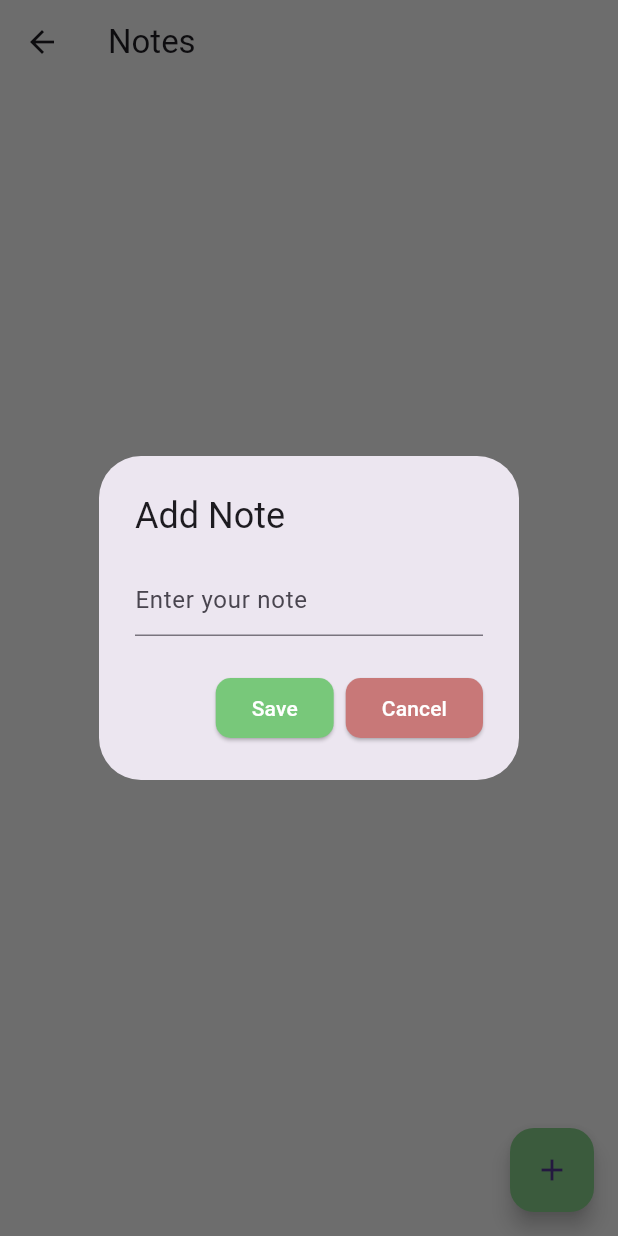
After one commit to anel777/Taskly, a Flutter app: the Notes screen opened directly, after a tap on the "add" icon, on a phone screen of 412 x 824 dp. The commit adds this screen. Run offline on Flutter 3.47's test engine with Material 3 defaults, Android fonts, the phone set to English and light mode, and no system bars; drawn by our look-alikes of carousel_slider; our stand-ins replace hive, hive_flutter; accounts and stored records are empty.

Commit message:
Design Remains

```diff
--- /dev/null
+++ b/lib/notes.dart
@@ -0,0 +1,136 @@
+import 'package:carousel_slider/carousel_slider.dart';
+import 'package:flutter/material.dart';
+import 'package:learn/main.dart';
+import 'package:learn/task.dart';
+import 'package:provider/provider.dart';
+
+class Notes extends StatelessWidget {
+  @override
+  Widget build(BuildContext context) {
+    double _screeenSize = MediaQuery.of(context).size.aspectRatio;
+    return Scaffold(
+      backgroundColor: Colors.grey[200],
+      appBar: AppBar(
+        backgroundColor: Colors.transparent,
+        title: Text('Notes'),
+      ),
+      body: Consumer<TaskProvider>(
+        builder: (context, provider, _) {
+          List<String> notesList = provider.getNotesList();
+          return Center(
+            child: CarouselSlider(
+              options: CarouselOptions(
+                enlargeCenterPage: true,
+                height: _screeenSize * 1000,
+              ),
+              items: notesList.asMap().entries.map((entry) {
+                int index = entry.key;
+                String note = entry.value;
+                return Builder(
+                  builder: (BuildContext context) {
+                    return Stack(
+                      children: [
+                        Container(
+                          width: MediaQuery.of(context).size.width,
+                          margin: EdgeInsets.symmetric(horizontal: 5.0),
+                          decoration: BoxDecoration(
+                            color: Colors.white,
+                            borderRadius:
+                                BorderRadius.circular(_screeenSize * 100),
+                          ),
+                          child: Center(
+                            child: Text(
+                              note,
+                              style: TextStyle(fontSize: 16.0),
+                            ),
+                          ),
+                        ),
+                        Positioned(
+                          top: 20,
+                          left: 25,
+                          child: GestureDetector(
+                            onTap: () {
+                              provider.deleteNote(index);
+                            },
+                            child: SizedBox(
+                              child: Icon(
+                                Icons.close,
+                                color: Colors.red[400],
+                              ),
+                            ),
+                          ),
+                        ),
+                      ],
+                    );
+                  },
+                );
+              }).toList(),
+            ),
+          );
+        },
+      ),
+      floatingActionButton: FloatingActionButton(
+        onPressed: () {
+          showDialog(
+            context: context,
+            builder: (BuildContext context) {
+              final TextEditingController _noteController =
+                  TextEditingController();
+              return AlertDialog(
+                title: Text('Add Note'),
+                content: TextField(
+                  controller: _noteController,
+                  decoration: InputDecoration(hintText: 'Enter your note'),
+                ),
+                actions: [
+                  ElevatedButton(
+                    style: ButtonStyle(
+                      shape: MaterialStateProperty.all<RoundedRectangleBorder>(
+                        RoundedRectangleBorder(
+                          borderRadius: BorderRadius.circular(_screeenSize *
+                              20), // Adjust the border radius here
+                        ),
+                      ),
+                      backgroundColor: MaterialStateProperty.all<Color>(
+                          const Color.fromARGB(255, 120, 200, 122)),
+                      foregroundColor:
+                          MaterialStateProperty.all<Color>(Colors.white),
+                    ),
+                    onPressed: () {
+                      Provider.of<TaskProvider>(context, listen: false)
+                          .putNote(_noteController.text);
+                      _noteController.clear();
+                      Navigator.of(context).pop();
+                    },
+                    child: Text('Save'),
+                  ),
+                  ElevatedButton(
+                    style: ButtonStyle(
+                      shape: MaterialStateProperty.all<RoundedRectangleBorder>(
+                        RoundedRectangleBorder(
+                          borderRadius: BorderRadius.circular(_screeenSize *
+                              20), // Adjust the border radius here
+                        ),
+                      ),
+                      backgroundColor: MaterialStateProperty.all<Color>(
+                          Color.fromARGB(255, 200, 120, 120)),
+                      foregroundColor:
+                          MaterialStateProperty.all<Color>(Colors.white),
+                    ),
+                    onPressed: () {
+                      _noteController.clear();
+                      Navigator.of(context).pop();
+                    },
+                    child: Text('Cancel'),
+                  ),
+                ],
+              );
+            },
+          );
+        },
+        backgroundColor: Colors.green[300],
+        child: Icon(Icons.add),
+      ),
+    );
+  }
+}
--- a/pubspec.yaml
+++ b/pubspec.yaml
@@ -33,6 +33,7 @@ dependencies:
   provider:
   hive_flutter:
   hive:
+  carousel_slider:
 
 
   # The following adds the Cupertino Icons font to your application.
```
Also changed, not shown: lib/home_sections/second_section.dart (+35 -19 lines), lib/home_sections/top_section.dart (+7 -24 lines), lib/main.dart (+31 -42 lines), lib/task.dart (+85 -25 lines), pubspec.lock.
